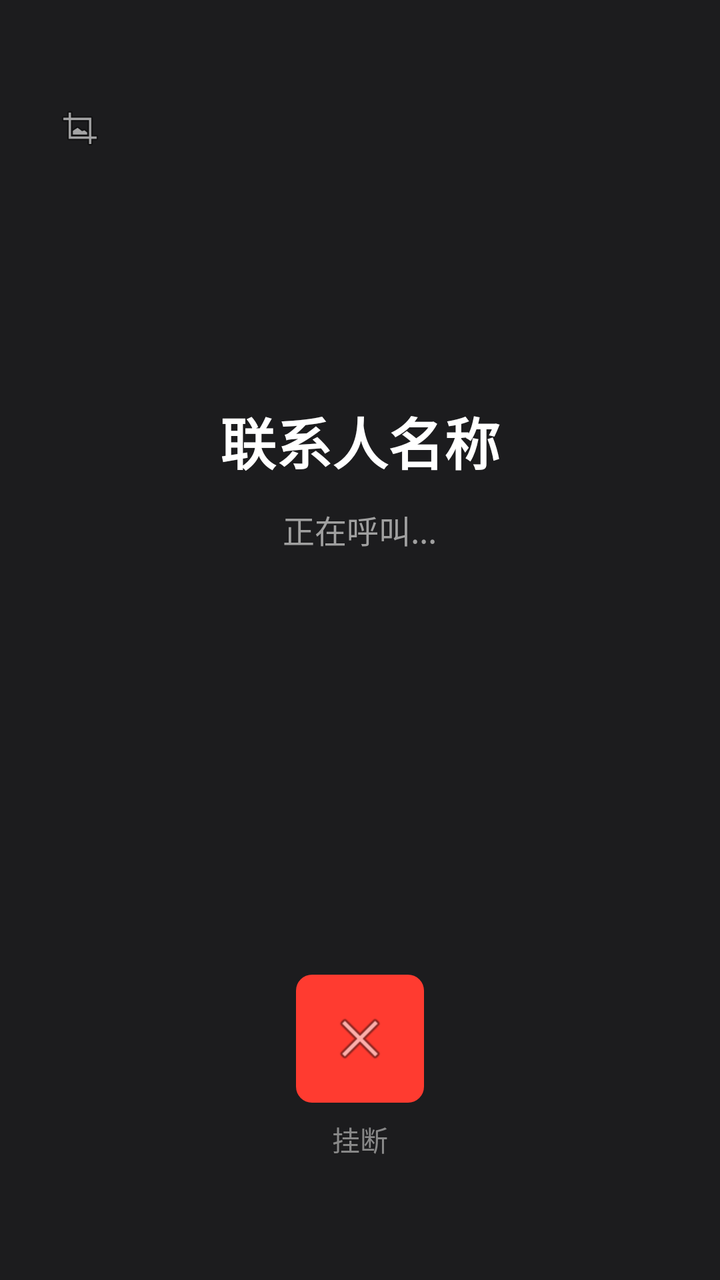
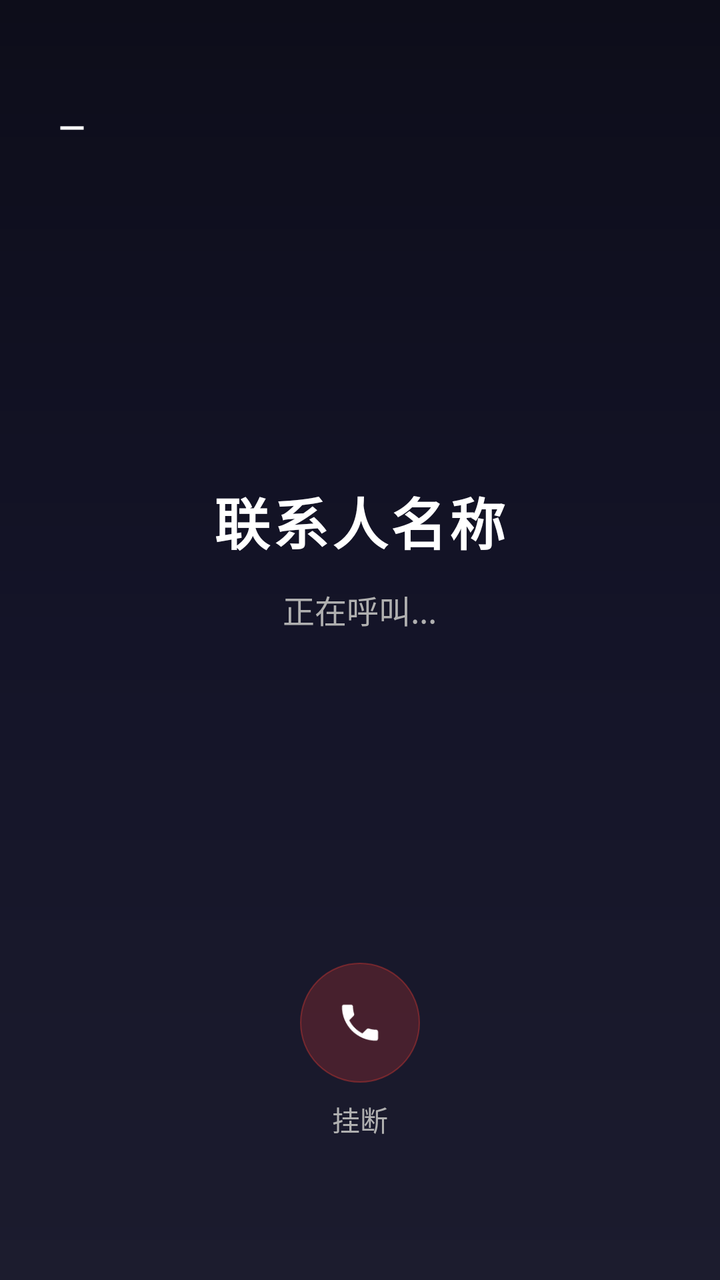

Before-and-after screenshots of an Android layout around one commit, followed by the original layout XML and the change that was made.
<!-- AndroidManifest.xml: activity theme Theme.AppCompat.Light.NoActionBar -->
<!-- res/layout/activity_call.xml -->
<?xml version="1.0" encoding="utf-8"?>
<LinearLayout xmlns:android="http://schemas.android.com/apk/res/android"
    android:layout_width="match_parent"
    android:layout_height="match_parent"
    xmlns:app="http://schemas.android.com/apk/res-auto"
    android:orientation="vertical"
    android:background="#1C1C1E"> 

    
    <FrameLayout
        android:layout_width="match_parent"
        android:layout_height="wrap_content">

        <LinearLayout
            android:layout_width="match_parent"
            android:layout_height="wrap_content"
            android:orientation="vertical"
            android:gravity="center"
            android:paddingTop="60dp"
            android:paddingBottom="24dp">

        <ImageView
            android:id="@+id/ivCallAvatar"
            android:layout_width="120dp"
            android:layout_height="120dp"
            android:src="@drawable/ic_launcher_round"
            android:scaleType="centerCrop" />

        <TextView
            android:id="@+id/tvCallName"
            android:layout_width="wrap_content"
            android:layout_height="wrap_content"
            android:layout_marginTop="20dp"
            android:text="联系人名称"
            android:textSize="28sp"
            android:textColor="@color/white"
            android:textStyle="bold" />

        <TextView
            android:id="@+id/tvCallStatus"
            android:layout_width="wrap_content"
            android:layout_height="wrap_content"
            android:layout_marginTop="12dp"
            android:text="正在呼叫..."
            android:textSize="16sp"
            android:textColor="#A0A0A0" />
            
        <TextView
            android:id="@+id/tvCallDuration"
            android:layout_width="wrap_content"
            android:layout_height="wrap_content"
            android:layout_marginTop="8dp"
            android:text="00:00"
            android:textSize="16sp"
            android:textColor="#A0A0A0"
            android:visibility="gone" />

        </LinearLayout>

        
        <ImageView
            android:id="@+id/ivMinimize"
            android:layout_width="48dp"
            android:layout_height="48dp"
            android:layout_gravity="start|top"
            android:layout_marginStart="16dp"
            android:layout_marginTop="40dp"
            android:padding="12dp"
            android:src="@android:drawable/ic_menu_crop"
            app:tint="#A0A0A0"
            android:background="?android:attr/selectableItemBackgroundBorderless"
            android:elevation="10dp" />

    </FrameLayout>

    
    <androidx.recyclerview.widget.RecyclerView
        android:id="@+id/rvCallSubtitles"
        android:layout_width="match_parent"
        android:layout_height="0dp"
        android:layout_weight="1"
        android:paddingHorizontal="24dp"
        android:clipToPadding="false"
        android:overScrollMode="never"
        android:layout_marginBottom="20dp" />

    
    <LinearLayout
        android:id="@+id/llCallActions"
        android:layout_width="match_parent"
        android:layout_height="wrap_content"
        android:orientation="horizontal"
        android:gravity="center"
        android:paddingBottom="60dp"
        android:paddingTop="20dp">

        
        <LinearLayout
            android:id="@+id/btnHangUp"
            android:layout_width="0dp"
            android:layout_height="wrap_content"
            android:layout_weight="1"
            android:orientation="vertical"
            android:gravity="center">

            <ImageView
                android:layout_width="64dp"
                android:layout_height="64dp"
                android:src="@android:drawable/ic_menu_close_clear_cancel"
                android:background="@drawable/bg_btn_rounded"
                android:backgroundTint="#FF3B30"
                android:padding="16dp" />

            <TextView
                android:id="@+id/tvHangUpText"
                android:layout_width="wrap_content"
                android:layout_height="wrap_content"
                android:layout_marginTop="8dp"
                android:text="挂断"
                android:textColor="@color/text_gray"
                android:textSize="14sp" />
        </LinearLayout>

        
        <LinearLayout
            android:id="@+id/btnAccept"
            android:layout_width="0dp"
            android:layout_height="wrap_content"
            android:layout_weight="1"
            android:orientation="vertical"
            android:gravity="center"
            android:visibility="gone">

            <ImageView
                android:layout_width="64dp"
                android:layout_height="64dp"
                android:src="@android:drawable/ic_menu_call"
                android:background="@drawable/bg_btn_rounded"
                android:backgroundTint="#34C759"
                android:padding="16dp" />

            <TextView
                android:layout_width="wrap_content"
                android:layout_height="wrap_content"
                android:layout_marginTop="8dp"
                android:text="接听"
                android:textColor="@color/text_gray"
                android:textSize="14sp" />
        </LinearLayout>
        
        
        <LinearLayout
            android:id="@+id/btnSpeak"
            android:layout_width="0dp"
            android:layout_height="wrap_content"
            android:layout_weight="1"
            android:orientation="vertical"
            android:gravity="center"
            android:visibility="gone">

            <ImageView
                android:id="@+id/ivSpeakIcon"
                android:layout_width="64dp"
                android:layout_height="64dp"
                android:src="@android:drawable/ic_btn_speak_now"
                android:background="@drawable/bg_btn_rounded"
                android:backgroundTint="@color/main_brown"
                android:padding="16dp" />

            <TextView
                android:id="@+id/tvSpeakText"
                android:layout_width="wrap_content"
                android:layout_height="wrap_content"
                android:layout_marginTop="8dp"
                android:text="麦克风已开"
                android:textColor="#A0A0A0"
                android:textSize="14sp" />
        </LinearLayout>

    </LinearLayout>

    
    <LinearLayout
        android:id="@+id/llKeyboardInput"
        android:layout_width="match_parent"
        android:layout_height="wrap_content"
        android:orientation="horizontal"
        android:padding="16dp"
        android:gravity="center_vertical"
        android:visibility="gone">
        
        <EditText
            android:id="@+id/etCallInput"
            android:layout_width="0dp"
            android:layout_height="wrap_content"
            android:layout_weight="1"
            android:hint="说点什么..."
            android:background="@drawable/bg_edit_text_rounded"
            android:padding="12dp"
            android:textSize="16sp"
            android:imeOptions="actionSend"
            android:inputType="text|textMultiLine"
            android:maxLines="3" />
            
        <Button
            android:id="@+id/btnCallSend"
            android:layout_width="wrap_content"
            android:layout_height="wrap_content"
            android:layout_marginStart="8dp"
            android:text="发送"
            android:textColor="@color/white"
            android:backgroundTint="@color/main_brown" />
    </LinearLayout>

</LinearLayout>
<!-- resources referenced by this layout -->
<resources>
  <color name="main_brown">#8B4513</color>
  <color name="text_gray">#888888</color>
  <color name="white">#FFFFFFFF</color>
  <!-- drawable bg_btn_rounded (drawable) -->
  <?xml version="1.0" encoding="utf-8"?>
  <shape xmlns:android="http://schemas.android.com/apk/res/android">
      <solid android:color="@color/colorPrimaryDark" />
      <corners android:radius="8dp" />
  </shape>
  <!-- drawable bg_edit_text_rounded (drawable) -->
  <?xml version="1.0" encoding="utf-8"?>
  <shape xmlns:android="http://schemas.android.com/apk/res/android">
      <solid android:color="?attr/colorCardBackground" />
      <corners android:radius="8dp" />
      <stroke android:width="1dp" android:color="?attr/colorOutline" />
  </shape>
  <!-- drawable ic_launcher_round (drawable) -->
  <?xml version="1.0" encoding="utf-8"?>
  <vector xmlns:android="http://schemas.android.com/apk/res/android"
      android:width="108dp"
      android:height="108dp"
      android:viewportWidth="108"
      android:viewportHeight="108">
      <path
          android:fillColor="?attr/colorOnSurface"
          android:pathData="M54,54m-50,0a50,50 0,1 1,100 0a50,50 0,1 1,-100 0" />
  </vector>
  <color name="colorPrimaryDark">#FFF176</color>
</resources>

<!-- the commit's change to res/layout/activity_call.xml (unified diff, before → after) -->
@@ -4,7 +4,7 @@
     android:layout_height="match_parent"
     xmlns:app="http://schemas.android.com/apk/res-auto"
     android:orientation="vertical"
-    android:background="#1C1C1E"> 
+    android:background="@drawable/bg_call_gradient">
 
     
     <FrameLayout
@@ -16,13 +16,14 @@
             android:layout_height="wrap_content"
             android:orientation="vertical"
             android:gravity="center"
-            android:paddingTop="60dp"
+            android:paddingTop="80dp"
             android:paddingBottom="24dp">
 
         <ImageView
             android:id="@+id/ivCallAvatar"
-            android:layout_width="120dp"
-            android:layout_height="120dp"
+            android:layout_width="140dp"
+            android:layout_height="140dp"
+            android:elevation="8dp"
             android:src="@drawable/ic_launcher_round"
             android:scaleType="centerCrop" />
 
@@ -34,7 +35,8 @@
             android:text="联系人名称"
             android:textSize="28sp"
             android:textColor="@color/white"
-            android:textStyle="bold" />
+            android:textStyle="bold"
+            android:letterSpacing="0.05" />
 
         <TextView
             android:id="@+id/tvCallStatus"
@@ -43,8 +45,8 @@
             android:layout_marginTop="12dp"
             android:text="正在呼叫..."
             android:textSize="16sp"
-            android:textColor="#A0A0A0" />
-            
+            android:textColor="#B0B0B0" />
+
         <TextView
             android:id="@+id/tvCallDuration"
             android:layout_width="wrap_content"
@@ -52,7 +54,8 @@
             android:layout_marginTop="8dp"
             android:text="00:00"
             android:textSize="16sp"
-            android:textColor="#A0A0A0"
+            android:textColor="#B0B0B0"
+            android:fontFamily="monospace"
             android:visibility="gone" />
 
         </LinearLayout>
@@ -60,14 +63,14 @@
         
         <ImageView
             android:id="@+id/ivMinimize"
-            android:layout_width="48dp"
-            android:layout_height="48dp"
+            android:layout_width="40dp"
+            android:layout_height="40dp"
             android:layout_gravity="start|top"
             android:layout_marginStart="16dp"
-            android:layout_marginTop="40dp"
-            android:padding="12dp"
-            android:src="@android:drawable/ic_menu_crop"
-            app:tint="#A0A0A0"
+            android:layout_marginTop="44dp"
+            android:padding="10dp"
+            android:src="@drawable/ic_call_minimize"
+            app:tint="#B0B0B0"
             android:background="?android:attr/selectableItemBackgroundBorderless"
             android:elevation="10dp" />
 
@@ -91,7 +94,7 @@
         android:layout_height="wrap_content"
         android:orientation="horizontal"
         android:gravity="center"
-        android:paddingBottom="60dp"
+        android:paddingBottom="70dp"
         android:paddingTop="20dp">
 
         
@@ -104,12 +107,12 @@
             android:gravity="center">
 
             <ImageView
-                android:layout_width="64dp"
-                android:layout_height="64dp"
-                android:src="@android:drawable/ic_menu_close_clear_cancel"
-                android:background="@drawable/bg_btn_rounded"
+                android:layout_width="60dp"
+                android:layout_height="60dp"
+                android:src="@drawable/ic_call_hangup"
+                android:background="@drawable/bg_call_btn_glass"
                 android:backgroundTint="#FF3B30"
-                android:padding="16dp" />
+                android:padding="18dp" />
 
             <TextView
                 android:id="@+id/tvHangUpText"
@@ -117,7 +120,7 @@
                 android:layout_height="wrap_content"
                 android:layout_marginTop="8dp"
                 android:text="挂断"
-                android:textColor="@color/text_gray"
+                android:textColor="#B0B0B0"
                 android:textSize="14sp" />
         </LinearLayout>
 
@@ -132,22 +135,52 @@
             android:visibility="gone">
 
             <ImageView
-                android:layout_width="64dp"
-                android:layout_height="64dp"
-                android:src="@android:drawable/ic_menu_call"
-                android:background="@drawable/bg_btn_rounded"
+                android:layout_width="60dp"
+                android:layout_height="60dp"
+                android:src="@drawable/ic_call_hangup"
+                android:background="@drawable/bg_call_btn_glass"
                 android:backgroundTint="#34C759"
-                android:padding="16dp" />
+                android:padding="18dp"
+                android:rotation="135" />
 
             <TextView
                 android:layout_width="wrap_content"
                 android:layout_height="wrap_content"
                 android:layout_marginTop="8dp"
                 android:text="接听"
-                android:textColor="@color/text_gray"
-                android:textSize="14sp" />
-        </LinearLayout>
-        
+                android:textColor="#B0B0B0"
+                android:textSize="14sp" />
+        </LinearLayout>
+        
+        
+        <LinearLayout
+            android:id="@+id/btnSpeaker"
+            android:layout_width="0dp"
+            android:layout_height="wrap_content"
+            android:layout_weight="1"
+            android:orientation="vertical"
+            android:gravity="center"
+            android:visibility="gone">
+
+            <ImageView
+                android:id="@+id/ivSpeakerIcon"
+                android:layout_width="60dp"
+                android:layout_height="60dp"
+                android:src="@drawable/ic_handset"
+                android:background="@drawable/bg_call_btn_glass"
+                android:backgroundTint="#888888"
+                android:padding="18dp" />
+
+            <TextView
+                android:id="@+id/tvSpeakerText"
+                android:layout_width="wrap_content"
+                android:layout_height="wrap_content"
+                android:layout_marginTop="8dp"
+                android:text="听筒"
+                android:textColor="#B0B0B0"
+                android:textSize="14sp" />
+        </LinearLayout>
+
         
         <LinearLayout
             android:id="@+id/btnSpeak"
@@ -160,12 +193,12 @@
 
             <ImageView
                 android:id="@+id/ivSpeakIcon"
-                android:layout_width="64dp"
-                android:layout_height="64dp"
-                android:src="@android:drawable/ic_btn_speak_now"
-                android:background="@drawable/bg_btn_rounded"
+                android:layout_width="60dp"
+                android:layout_height="60dp"
+                android:src="@drawable/ic_call_mic"
+                android:background="@drawable/bg_call_btn_glass"
                 android:backgroundTint="@color/main_brown"
-                android:padding="16dp" />
+                android:padding="18dp" />
 
             <TextView
                 android:id="@+id/tvSpeakText"
@@ -173,7 +206,7 @@
                 android:layout_height="wrap_content"
                 android:layout_marginTop="8dp"
                 android:text="麦克风已开"
-                android:textColor="#A0A0A0"
+                android:textColor="#B0B0B0"
                 android:textSize="14sp" />
         </LinearLayout>
 
<!-- resource entries referenced after the edit -->
@@ -1,13 +1,25 @@
 <!-- resources referenced by this layout -->
 <resources>
   <color name="main_brown">#8B4513</color>
-  <color name="text_gray">#888888</color>
   <color name="white">#FFFFFFFF</color>
-  <!-- drawable bg_btn_rounded (drawable) -->
+  <!-- drawable bg_call_btn_glass (drawable) -->
   <?xml version="1.0" encoding="utf-8"?>
   <shape xmlns:android="http://schemas.android.com/apk/res/android">
-      <solid android:color="@color/colorPrimaryDark" />
-      <corners android:radius="8dp" />
+      <solid android:color="#33FFFFFF" />
+      <corners android:radius="32dp" />
+      <stroke
+          android:width="0.5dp"
+          android:color="#55FFFFFF" />
+  </shape>
+  <!-- drawable bg_call_gradient (drawable) -->
+  <?xml version="1.0" encoding="utf-8"?>
+  <shape xmlns:android="http://schemas.android.com/apk/res/android">
+      <gradient
+          android:angle="270"
+          android:type="linear"
+          android:startColor="#0D0D1A"
+          android:centerColor="#141428"
+          android:endColor="#1C1C2E" />
   </shape>
   <!-- drawable bg_edit_text_rounded (drawable) -->
   <?xml version="1.0" encoding="utf-8"?>
@@ -16,6 +28,64 @@
       <corners android:radius="8dp" />
       <stroke android:width="1dp" android:color="?attr/colorOutline" />
   </shape>
+  <!-- drawable ic_call_hangup (drawable) -->
+  <?xml version="1.0" encoding="utf-8"?>
+  <vector xmlns:android="http://schemas.android.com/apk/res/android"
+      android:width="24dp"
+      android:height="24dp"
+      android:viewportWidth="24"
+      android:viewportHeight="24"
+      android:tint="#FFFFFF">
+      <path
+          android:fillColor="#FFFFFF"
+          android:pathData="M6.62,10.79c1.44,2.83 3.76,5.15 6.59,6.59l2.2,-2.2c0.27,-0.27 0.67,-0.36 1.02,-0.24 1.12,0.37 2.33,0.57 3.57,0.57 0.55,0 1,0.45 1,1V20c0,0.55 -0.45,1 -1,1 -9.39,0 -17,-7.61 -17,-17 0,-0.55 0.45,-1 1,-1h3.5c0.55,0 1,0.45 1,1 0,1.25 0.2,2.45 0.57,3.57 0.11,0.35 0.03,0.74 -0.25,1.02l-2.2,2.2z" />
+  </vector>
+  <!-- drawable ic_call_mic (drawable) -->
+  <?xml version="1.0" encoding="utf-8"?>
+  <vector xmlns:android="http://schemas.android.com/apk/res/android"
+      android:width="24dp"
+      android:height="24dp"
+      android:viewportWidth="24"
+      android:viewportHeight="24"
+      android:tint="#FFFFFF">
+      <path
+          android:fillColor="#FFFFFF"
+          android:pathData="M12,14c1.66,0 3,-1.34 3,-3V5c0,-1.66 -1.34,-3 -3,-3S9,3.34 9,5v6c0,1.66 1.34,3 3,3z" />
+      <path
+          android:fillColor="#FFFFFF"
+          android:pathData="M17,11c0,2.76 -2.24,5 -5,5s-5,-2.24 -5,-5H5c0,3.53 2.61,6.43 6,6.92V21h2v-3.08c3.39,-0.49 6,-3.39 6,-6.92h-2z" />
+  </vector>
+  <!-- drawable ic_call_minimize (drawable) -->
+  <?xml version="1.0" encoding="utf-8"?>
+  <vector xmlns:android="http://schemas.android.com/apk/res/android"
+      android:width="24dp"
+      android:height="24dp"
+      android:viewportWidth="24"
+      android:viewportHeight="24"
+      android:tint="#FFFFFF">
+      <path
+          android:fillColor="#FFFFFF"
+          android:pathData="M19,13H5v-2h14v2z" />
+  </vector>
+  <!-- drawable ic_handset (drawable) -->
+  <?xml version="1.0" encoding="utf-8"?>
+  <vector xmlns:android="http://schemas.android.com/apk/res/android"
+      android:width="24dp"
+      android:height="24dp"
+      android:viewportWidth="24"
+      android:viewportHeight="24"
+      android:tint="#FFFFFF">
+      
+      <path
+          android:pathData="M3,9v6h4l5,5V4L7,9H3z"
+          android:fillColor="#FFFFFF"/>
+      
+      <path
+          android:pathData="M14,7c0,0 2,1.5 2,5s-2,5-2,5"
+          android:strokeWidth="2"
+          android:strokeColor="#FFFFFF"
+          android:fillColor="@android:color/transparent"/>
+  </vector>
   <!-- drawable ic_launcher_round (drawable) -->
   <?xml version="1.0" encoding="utf-8"?>
   <vector xmlns:android="http://schemas.android.com/apk/res/android"
@@ -27,6 +97,5 @@
           android:fillColor="?attr/colorOnSurface"
           android:pathData="M54,54m-50,0a50,50 0,1 1,100 0a50,50 0,1 1,-100 0" />
   </vector>
-  <color name="colorPrimaryDark">#FFF176</color>
 </resources>
 
